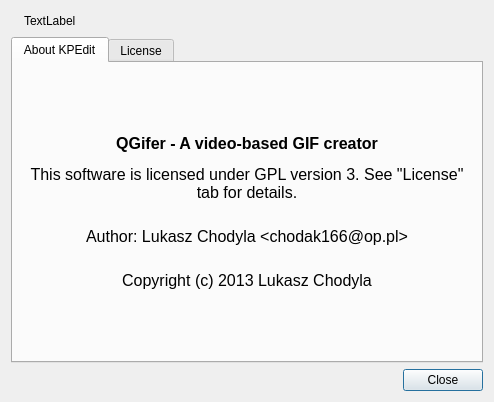
Qt form ui/aboutdialog.ui (Apkawa/QGifer) before a commit.
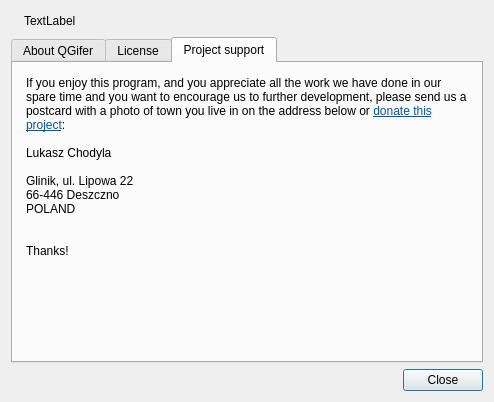
The same form after that commit. The open tabs and pages were chosen to show the change. Icons and pictures are not drawn.

Commit message: added translations support

```diff
--- a/ui/aboutdialog.ui
+++ b/ui/aboutdialog.ui
@@ -41,7 +41,7 @@
      </property>
      <widget class="QWidget" name="tab">
       <attribute name="title">
-       <string>About KPEdit</string>
+       <string>About QGifer</string>
       </attribute>
       <layout class="QGridLayout" name="gridLayout_3">
        <item row="0" column="0">
@@ -756,6 +756,79 @@
        </item>
       </layout>
      </widget>
+     <widget class="QWidget" name="tab_2">
+      <attribute name="title">
+       <string>Project support</string>
+      </attribute>
+      <layout class="QGridLayout" name="gridLayout_4">
+       <item row="0" column="0">
+        <widget class="QTextBrowser" name="textBrowser_2">
+         <property name="palette">
+          <palette>
+           <active>
+            <colorrole role="Base">
+             <brush brushstyle="SolidPattern">
+              <color alpha="0">
+               <red>255</red>
+               <green>255</green>
+               <blue>255</blue>
+              </color>
+             </brush>
+            </colorrole>
+           </active>
+           <inactive>
+            <colorrole role="Base">
+             <brush brushstyle="SolidPattern">
+              <color alpha="0">
+               <red>255</red>
+               <green>255</green>
+               <blue>255</blue>
+              </color>
+             </brush>
+            </colorrole>
+           </inactive>
+           <disabled>
+            <colorrole role="Base">
+             <brush brushstyle="SolidPattern">
+              <color alpha="255">
+               <red>244</red>
+               <green>244</green>
+               <blue>244</blue>
+              </color>
+             </brush>
+            </colorrole>
+           </disabled>
+          </palette>
+         </property>
+         <property name="frameShape">
+          <enum>QFrame::NoFrame</enum>
+         </property>
+         <property name="html">
+          <string>&lt;!DOCTYPE HTML PUBLIC &quot;-//W3C//DTD HTML 4.0//EN&quot; &quot;http://www.w3.org/TR/REC-html40/strict.dtd&quot;&gt;
+&lt;html&gt;&lt;head&gt;&lt;meta name=&quot;qrichtext&quot; content=&quot;1&quot; /&gt;&lt;style type=&quot;text/css&quot;&gt;
+p, li { white-space: pre-wrap; }
+&lt;/style&gt;&lt;/head&gt;&lt;body style=&quot; font-family:'DejaVu Sans'; font-size:9pt; font-weight:400; font-style:normal;&quot;&gt;
+&lt;p style=&quot; margin-top:0px; margin-bottom:0px; margin-left:0px; margin-right:0px; -qt-block-indent:0; text-indent:0px;&quot;&gt;If you enjoy this program, and you appreciate all the work we have done in our spare time and you want to encourage us to further development, please send us a postcard with a photo of town you live in on the address below or &lt;a href=&quot;https://www.paypal.com/cgi-bin/webscr?cmd=_donations&amp;amp;business=YKYEGBLZMUVW4&amp;amp;lc=US&amp;amp;item_name=QGifer&amp;amp;item_number=qgifer&amp;amp;currency_code=USD&amp;amp;bn=PP%2dDonationsBF%3abtn_donateCC_LG%2egif%3aNonHosted&quot;&gt;&lt;span style=&quot; text-decoration: underline; color:#0057ae;&quot;&gt;donate this project&lt;/span&gt;&lt;/a&gt;:&lt;/p&gt;
+&lt;p style=&quot;-qt-paragraph-type:empty; margin-top:0px; margin-bottom:0px; margin-left:0px; margin-right:0px; -qt-block-indent:0; text-indent:0px;&quot;&gt;&lt;br /&gt;&lt;/p&gt;
+&lt;p style=&quot; margin-top:0px; margin-bottom:0px; margin-left:0px; margin-right:0px; -qt-block-indent:0; text-indent:0px;&quot;&gt;Lukasz Chodyla&lt;/p&gt;
+&lt;p style=&quot;-qt-paragraph-type:empty; margin-top:0px; margin-bottom:0px; margin-left:0px; margin-right:0px; -qt-block-indent:0; text-indent:0px;&quot;&gt;&lt;br /&gt;&lt;/p&gt;
+&lt;p style=&quot; margin-top:0px; margin-bottom:0px; margin-left:0px; margin-right:0px; -qt-block-indent:0; text-indent:0px;&quot;&gt;Glinik, ul. Lipowa 22&lt;/p&gt;
+&lt;p style=&quot; margin-top:0px; margin-bottom:0px; margin-left:0px; margin-right:0px; -qt-block-indent:0; text-indent:0px;&quot;&gt;66-446 Deszczno&lt;/p&gt;
+&lt;p style=&quot; margin-top:0px; margin-bottom:0px; margin-left:0px; margin-right:0px; -qt-block-indent:0; text-indent:0px;&quot;&gt;POLAND&lt;/p&gt;
+&lt;p style=&quot;-qt-paragraph-type:empty; margin-top:0px; margin-bottom:0px; margin-left:0px; margin-right:0px; -qt-block-indent:0; text-indent:0px;&quot;&gt;&lt;br /&gt;&lt;/p&gt;
+&lt;p style=&quot;-qt-paragraph-type:empty; margin-top:0px; margin-bottom:0px; margin-left:0px; margin-right:0px; -qt-block-indent:0; text-indent:0px;&quot;&gt;&lt;br /&gt;&lt;/p&gt;
+&lt;p style=&quot; margin-top:0px; margin-bottom:0px; margin-left:0px; margin-right:0px; -qt-block-indent:0; text-indent:0px;&quot;&gt;Thanks!&lt;/p&gt;&lt;/body&gt;&lt;/html&gt;</string>
+         </property>
+         <property name="openExternalLinks">
+          <bool>true</bool>
+         </property>
+         <property name="openLinks">
+          <bool>true</bool>
+         </property>
+        </widget>
+       </item>
+      </layout>
+     </widget>
     </widget>
    </item>
    <item row="0" column="2" colspan="2">
```
Left out of the diff: 2 changed lines with no effect on the pictures. The commit also changes 24 other files.
